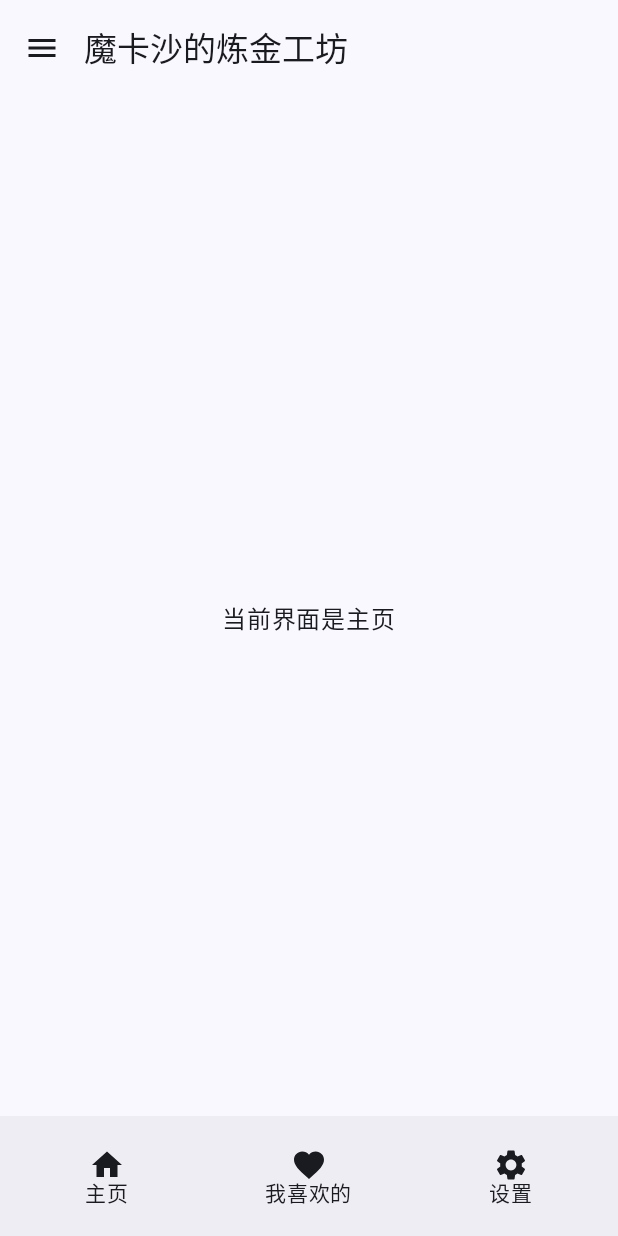
After one commit to shiqizhenyes/JComposeTourist, an Android app built with Jetpack Compose: the ScaffoldActivity screen opened directly, with no data from a screen before it, on a phone screen of 412 x 824 dp. The commit adds this screen. Run offline under Robolectric (Android 15) with nearby library versions, the phone set to English and light mode, and no system bars; Roboto replaces fonts that are not available here.

Commit message:
add Scaffold
add Scaffold

```diff
--- a/app/src/main/AndroidManifest.xml
+++ b/app/src/main/AndroidManifest.xml
@@ -14,6 +14,11 @@
         android:supportsRtl="true"
         android:theme="@style/Theme.JComposeTourist"
         tools:targetApi="31">
+        <activity
+            android:name=".ScaffoldActivity"
+            android:exported="false"
+            android:label="@string/title_activity_scaffold"
+            android:theme="@style/Theme.JComposeTourist" />
         <activity
             android:name=".FlowLayoutActivity"
             android:exported="false"
--- /dev/null
+++ b/app/src/main/java/me/zack/jct/ScaffoldActivity.kt
@@ -0,0 +1,227 @@
+package me.zack.jct
+
+import android.annotation.SuppressLint
+import android.content.res.Configuration
+import android.os.Bundle
+import androidx.activity.ComponentActivity
+import androidx.activity.compose.BackHandler
+import androidx.activity.compose.setContent
+import androidx.compose.foundation.BorderStroke
+import androidx.compose.foundation.Image
+import androidx.compose.foundation.background
+import androidx.compose.foundation.border
+import androidx.compose.foundation.clickable
+import androidx.compose.foundation.layout.Arrangement
+import androidx.compose.foundation.layout.Box
+import androidx.compose.foundation.layout.Column
+import androidx.compose.foundation.layout.PaddingValues
+import androidx.compose.foundation.layout.Spacer
+import androidx.compose.foundation.layout.fillMaxHeight
+import androidx.compose.foundation.layout.fillMaxSize
+import androidx.compose.foundation.layout.fillMaxWidth
+import androidx.compose.foundation.layout.padding
+import androidx.compose.foundation.layout.size
+import androidx.compose.foundation.shape.CircleShape
+import androidx.compose.material.BottomNavigationItem
+import androidx.compose.material.ExperimentalMaterialApi
+import androidx.compose.material.ListItem
+import androidx.compose.material.ScaffoldState
+import androidx.compose.material.icons.Icons
+import androidx.compose.material.icons.filled.Check
+import androidx.compose.material.icons.filled.Favorite
+import androidx.compose.material.icons.filled.Home
+import androidx.compose.material.icons.filled.Menu
+import androidx.compose.material.icons.filled.Settings
+import androidx.compose.material.rememberScaffoldState
+import androidx.compose.material3.BottomAppBar
+import androidx.compose.material3.BottomAppBarDefaults
+import androidx.compose.material3.ButtonDefaults
+import androidx.compose.material3.Checkbox
+import androidx.compose.material3.DrawerState
+import androidx.compose.material3.DrawerValue
+import androidx.compose.material3.ExperimentalMaterial3Api
+import androidx.compose.material3.Icon
+import androidx.compose.material3.IconButton
+import androidx.compose.material3.MaterialTheme
+import androidx.compose.material3.ModalNavigationDrawer
+import androidx.compose.material3.Scaffold
+import androidx.compose.material3.Surface
+import androidx.compose.material3.Text
+import androidx.compose.material3.TextButton
+import androidx.compose.material3.TopAppBar
+import androidx.compose.runtime.Composable
+import androidx.compose.runtime.getValue
+import androidx.compose.runtime.mutableIntStateOf
+import androidx.compose.runtime.mutableStateOf
+import androidx.compose.runtime.remember
+import androidx.compose.runtime.rememberCoroutineScope
+import androidx.compose.runtime.setValue
+import androidx.compose.ui.Alignment
+import androidx.compose.ui.Modifier
+import androidx.compose.ui.draw.clip
+import androidx.compose.ui.graphics.Color
+import androidx.compose.ui.graphics.vector.ImageVector
+import androidx.compose.ui.res.painterResource
+import androidx.compose.ui.text.TextStyle
+import androidx.compose.ui.tooling.preview.Preview
+import androidx.compose.ui.unit.dp
+import androidx.compose.ui.unit.sp
+import androidx.core.view.WindowCompat
+import com.google.android.material.bottomnavigation.BottomNavigationView
+import kotlinx.coroutines.CoroutineScope
+import kotlinx.coroutines.launch
+import kotlinx.coroutines.supervisorScope
+import me.zack.jct.ui.theme.JComposeTouristTheme
+
+class ScaffoldActivity : ComponentActivity() {
+    override fun onCreate(savedInstanceState: Bundle?) {
+        super.onCreate(savedInstanceState)
+        setContent {
+            JComposeTouristTheme {
+                // A surface container using the 'background' color from the theme
+                Surface(
+                    modifier = Modifier.fillMaxSize(),
+                    color = MaterialTheme.colorScheme.background
+                ) {
+                    ScaffoldGreeting("Android")
+                }
+            }
+        }
+    }
+}
+
+@Composable
+fun AppContent(itemTitle: String, modifier: Modifier) {
+    Box(modifier = Modifier.fillMaxSize(), contentAlignment = Alignment.Center) {
+        Text(text = "当前界面是$itemTitle")
+    }
+}
+
+
+@OptIn(ExperimentalMaterialApi::class)
+@Composable
+fun AppDrawContent(scaffoldState: ScaffoldState, scope: CoroutineScope) {
+    Box {
+        Image(
+            painter = painterResource(id = R.drawable.background),
+            contentDescription = "Draw top background"
+        )
+        Column(modifier = Modifier.padding(15.dp)) {
+            Image(
+                painter = painterResource(id = R.drawable.avatar), contentDescription = "Avatar",
+                modifier = Modifier
+                    .clip(CircleShape)
+                    .size(65.dp)
+                    .border(BorderStroke(1.dp, Color.Gray), CircleShape)
+            )
+            Spacer(modifier = Modifier.padding(vertical = 8.dp))
+            Text(text = "游客12345", style = MaterialTheme.typography.bodyMedium)
+        }
+    }
+    ListItem(
+        icon = {
+            Icon(Icons.Filled.Home, contentDescription = "Home")
+        },
+        modifier = Modifier.clickable {
+
+        }
+    ) {
+        Text(text = "首页")
+    }
+    Box(modifier = Modifier.fillMaxHeight(), contentAlignment = Alignment.BottomStart) {
+        TextButton(
+            onClick = { /*TODO*/ },
+            colors = ButtonDefaults.textButtonColors(containerColor = MaterialTheme.colorScheme.surface)
+        ) {
+            Icon(Icons.Filled.Settings, contentDescription = "Settings")
+            Text(text = "设置")
+        }
+    }
+    BackHandler(enabled = scaffoldState.drawerState.isOpen) {
+        scope.launch {
+            scaffoldState.drawerState.close()
+        }
+    }
+}
+
+@SuppressLint("UnusedMaterial3ScaffoldPaddingParameter")
+@OptIn(ExperimentalMaterial3Api::class)
+@Composable
+fun ScaffoldGreeting(name: String, modifier: Modifier = Modifier) {
+    val scaffoldState = rememberScaffoldState()
+    val scope = rememberCoroutineScope()
+    var selectedItem by remember {
+        mutableIntStateOf(0)
+    }
+    val items = listOf("主页", "我喜欢的", "设置")
+    var icon: ImageVector = Icons.Filled.Home
+    var iconDescription: String = "Home"
+    ModalNavigationDrawer(drawerContent = {
+        AppDrawContent(
+            scaffoldState = scaffoldState,
+            scope = scope
+        )
+    }) {
+        Scaffold(
+            topBar = {
+                TopAppBar(title = {
+                    Text(text = "魔卡沙的炼金工坊")
+                },
+                    navigationIcon = {
+                        IconButton(onClick = {
+                            scope.launch {
+                                scaffoldState.drawerState.open()
+                            }
+                        }) {
+                            Icon(Icons.Filled.Menu, contentDescription = "Menu")
+                        }
+                    })
+            },
+            bottomBar = {
+                BottomAppBar {
+                    items.forEachIndexed { index, s ->
+                        BottomNavigationItem(
+                            selected = selectedItem == index,
+                            onClick = {
+                                selectedItem = index
+                            },
+                            icon = {
+                                when (index) {
+                                    0 -> {
+                                        icon = Icons.Filled.Home
+                                        iconDescription = "Home"
+                                    }
+
+                                    1 -> {
+                                        icon = Icons.Filled.Favorite
+                                        iconDescription = "Favorite"
+                                    }
+
+                                    2 -> {
+                                        icon = Icons.Filled.Settings
+                                        iconDescription = "Settings"
+                                    }
+                                }
+                                Icon(icon, contentDescription = iconDescription)
+                            }, label = {
+                                Text(text = s, fontSize = 14.sp)
+                            })
+                    }
+                }
+            },
+            content = {
+                AppContent(items[selectedItem], modifier)
+            }
+        )
+
+    }
+}
+
+@Preview("Light Mode")
+@Preview("Night Mode", showBackground = true, uiMode = Configuration.UI_MODE_NIGHT_YES)
+@Composable
+fun ScaffoldGreetingPreview5() {
+    JComposeTouristTheme {
+        ScaffoldGreeting("Android")
+    }
+}
--- a/app/src/main/res/values/strings.xml
+++ b/app/src/main/res/values/strings.xml
@@ -10,6 +10,7 @@
     <string name="title_activity_row">RowActivity</string>
     <string name="title_activity_column">ColumnActivity</string>
     <string name="title_activity_flow_layout">FlowLayoutActivity</string>
+    <string name="title_activity_scaffold">ScaffoldActivity</string>
 
 
 </resources>
```
Also changed, not shown: app/src/main/res/drawable/avatar.png (added), app/src/main/res/drawable/background.jpeg (added).
